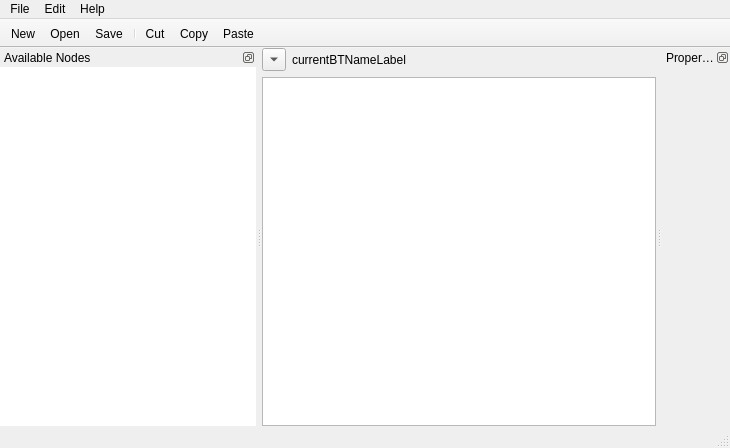
First picture: the form in bteditor.ui, repository pranavrc/gluon-bt, before the edit.
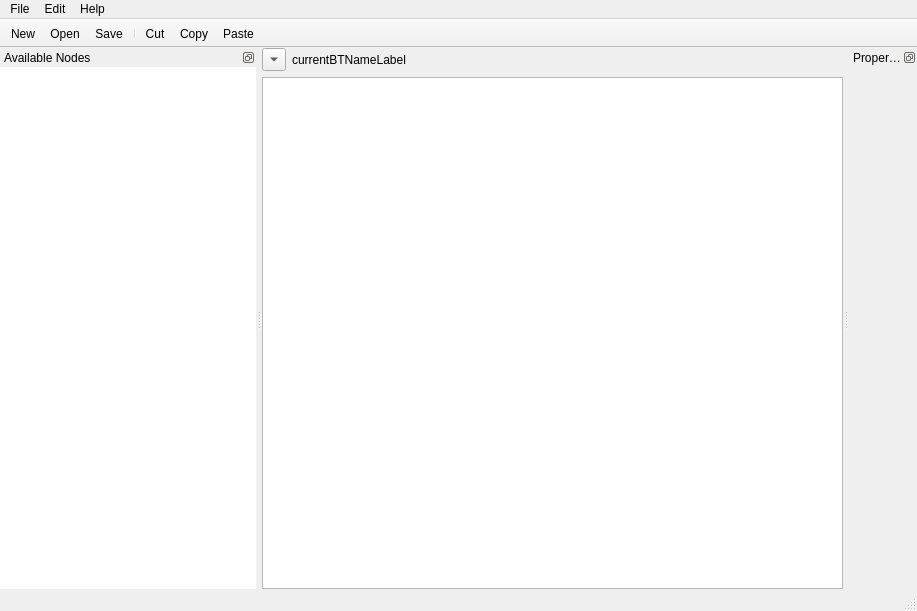
Second picture: the form after the edit. Custom widgets are drawn as their Qt base class.

Commit message: Saner sizes for defaults...

```diff
--- a/bteditor.ui
+++ b/bteditor.ui
@@ -6,8 +6,8 @@
    <rect>
     <x>0</x>
     <y>0</y>
-    <width>730</width>
-    <height>448</height>
+    <width>917</width>
+    <height>611</height>
    </rect>
   </property>
   <property name="windowTitle">
@@ -26,6 +26,12 @@
       <property name="animated">
        <bool>true</bool>
       </property>
+      <attribute name="headerDefaultSectionSize">
+       <number>150</number>
+      </attribute>
+      <attribute name="headerDefaultSectionSize">
+       <number>150</number>
+      </attribute>
      </widget>
     </item>
     <item row="0" column="0">
@@ -56,7 +62,7 @@
     <rect>
      <x>0</x>
      <y>0</y>
-     <width>730</width>
+     <width>917</width>
      <height>21</height>
     </rect>
    </property>
@@ -122,8 +128,8 @@
          <rect>
           <x>0</x>
           <y>0</y>
-          <width>161</width>
-          <height>356</height>
+          <width>229</width>
+          <height>519</height>
          </rect>
         </property>
        </widget>
```
